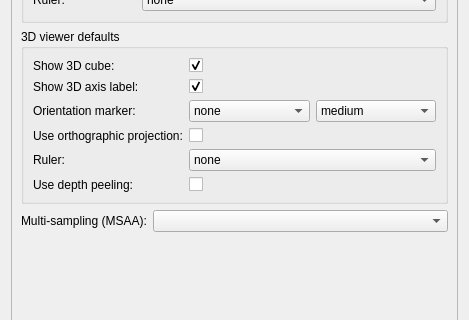
Qt form Base/QTGUI/Resources/UI/qSlicerSettingsViewsPanel.ui (lassoan/SlicerGitSVNArchive) before a commit; both pictures show x 0 to 469 and y 89 to 409 of the 469 by 593 pixel window.
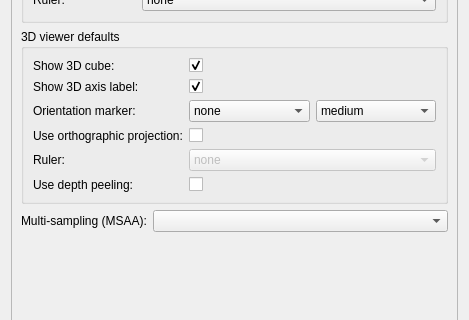
The same form after that commit. Custom widgets are drawn as their Qt base class.

Patch:
```diff
--- a/Base/QTGUI/Resources/UI/qSlicerSettingsViewsPanel.ui
+++ b/Base/QTGUI/Resources/UI/qSlicerSettingsViewsPanel.ui
@@ -24,8 +24,8 @@
        <rect>
         <x>0</x>
         <y>0</y>
-        <width>464</width>
-        <height>539</height>
+        <width>449</width>
+        <height>573</height>
        </rect>
       </property>
       <property name="sizePolicy">
@@ -233,6 +233,9 @@
           </item>
           <item row="4" column="1">
            <widget class="ctkComboBox" name="ThreeDRulerTypeComboBox">
+            <property name="enabled">
+             <bool>false</bool>
+            </property>
             <property name="toolTip">
              <string>Ruler is only displayed if orthographic projection mode is used.</string>
             </property>
```
